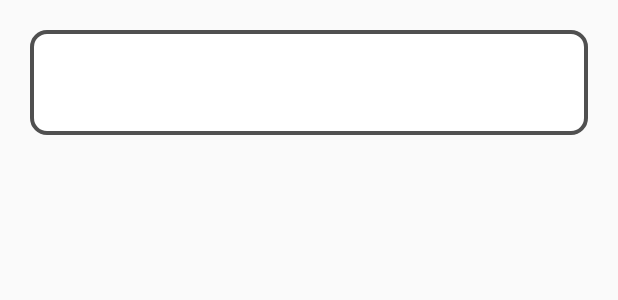
After one commit to ruyue-zhang/Android_study_RecyclerView, an Android app: the layout head_layout.xml on its own in the app's theme, with its tools: preview values and no code run, on a phone screen of 412 x 824 dp. The commit adds this screen. Shown: the top 300 px of the screen. Run offline under Robolectric (Android 15) with nearby library versions, the phone set to English and light mode, and no system bars.

Commit message:
[ruyue] feat:add head item

```diff
--- a/app/src/main/AndroidManifest.xml
+++ b/app/src/main/AndroidManifest.xml
@@ -9,7 +9,8 @@
         android:roundIcon="@mipmap/ic_launcher_round"
         android:supportsRtl="true"
         android:theme="@style/Theme.AppCompat.Light.NoActionBar">
-        <activity android:name=".ListActivity"/>
+        <activity android:name=".MultipleActivity"></activity>
+        <activity android:name=".ListActivity" />
         <activity android:name=".MainActivity">
             <intent-filter>
                 <action android:name="android.intent.action.MAIN" />
--- a/app/src/main/java/com/ruyue/recyclerview/LinearAdapter.java
+++ b/app/src/main/java/com/ruyue/recyclerview/LinearAdapter.java
@@ -4,7 +4,6 @@ import android.annotation.SuppressLint;
 import android.view.LayoutInflater;
 import android.view.View;
 import android.view.ViewGroup;
-import android.widget.Button;
 import android.widget.TextView;
 
 import androidx.annotation.NonNull;
--- /dev/null
+++ b/app/src/main/res/layout/head_layout.xml
@@ -0,0 +1,22 @@
+<?xml version="1.0" encoding="utf-8"?>
+<androidx.constraintlayout.widget.ConstraintLayout xmlns:android="http://schemas.android.com/apk/res/android"
+    xmlns:app="http://schemas.android.com/apk/res-auto"
+    xmlns:tools="http://schemas.android.com/tools"
+    android:background="@drawable/border"
+    android:layout_width="match_parent"
+    android:layout_height="70dp"
+    android:layout_margin="20dp" >
+
+    <TextView
+        android:id="@+id/data_head"
+        android:layout_width="wrap_content"
+        android:layout_height="wrap_content"
+        android:textSize="@dimen/text_size"
+        app:layout_constraintLeft_toLeftOf="parent"
+        app:layout_constraintTop_toTopOf="parent"
+        app:layout_constraintBottom_toBottomOf="parent"
+        app:layout_constraintRight_toRightOf="parent"
+        android:layout_marginTop="10dp"
+        tools:ignore="MissingConstraints" />
+
+</androidx.constraintlayout.widget.ConstraintLayout>
--- a/app/src/main/res/layout/linear_layout.xml
+++ b/app/src/main/res/layout/linear_layout.xml
@@ -4,7 +4,7 @@
     xmlns:tools="http://schemas.android.com/tools"
     android:background="@drawable/border"
     android:layout_width="match_parent"
-    android:layout_height="wrap_content"
+    android:layout_height="70dp"
     android:layout_margin="20dp" >
 
     <TextView
@@ -36,7 +36,6 @@
         android:textSize="@dimen/text_size"
         android:layout_marginStart="60dp"
         android:paddingVertical="10dp"
-        android:text="1111111111"
         app:layout_constraintLeft_toLeftOf="parent"
         app:layout_constraintTop_toBottomOf="@+id/data_title"
         android:layout_marginBottom="10dp"/>
--- a/app/src/main/res/values/strings.xml
+++ b/app/src/main/res/values/strings.xml
@@ -1,4 +1,5 @@
 <resources>
     <string name="app_name">RecyclerView</string>
     <string name="RecyclerView">RecyclerView</string>
+    <string name="Multiple">Multiple</string>
 </resources>
```
Also changed, not shown: app/src/main/java/com/ruyue/recyclerview/Data.java (+15 -0 lines), app/src/main/java/com/ruyue/recyclerview/MainActivity.java (+9 -0 lines), app/src/main/java/com/ruyue/recyclerview/MultiViewTypeAdapter.java (added, +102 -0 lines), app/src/main/java/com/ruyue/recyclerview/MultipleActivity.java (added, +43 -0 lines), app/src/main/res/layout/activity_main.xml (+10 -0 lines), app/src/main/res/layout/activity_multiple.xml (added, +19 -0 lines).
